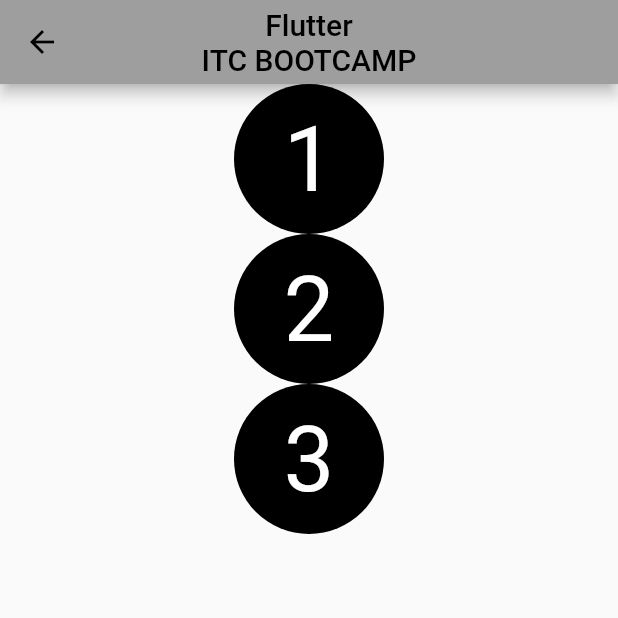
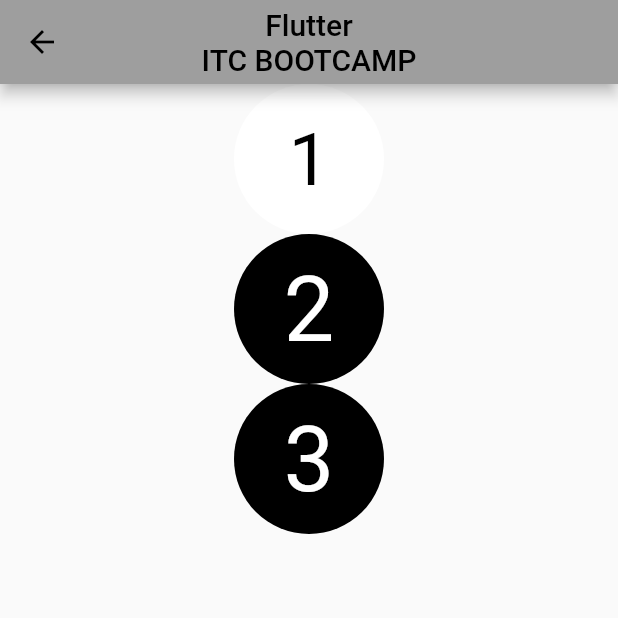
Before and after one commit to Ghosty-git/flutter_less_2, a Flutter app: the FirstScreen screen opened directly, on a phone screen of 412 x 824 dp, the top half of it. Run offline on Flutter 3.47's test engine with Material 2 defaults, Android fonts, the light colour scheme and no system bars.

Commit message:
first commit

```diff
--- a/lib/main.dart
+++ b/lib/main.dart
@@ -49,11 +49,11 @@ class FirstScreen extends StatelessWidget {
                 width: 100,
                 height: 100,
                 decoration: BoxDecoration(
-                    color: Colors.black,
+                    color: Colors.white,
                     borderRadius: BorderRadius.circular(75)),
                 child: const Text(
                   "1",
-                  style: TextStyle(color: Colors.white, fontSize: 60),
+                  style: TextStyle(color: Colors.black, fontSize: 48),
                 ),
               ),
             ],
```
